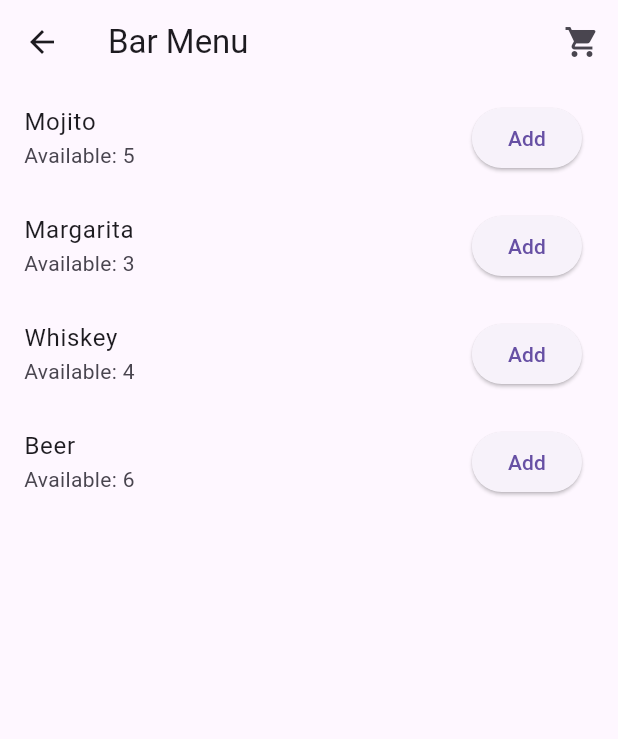
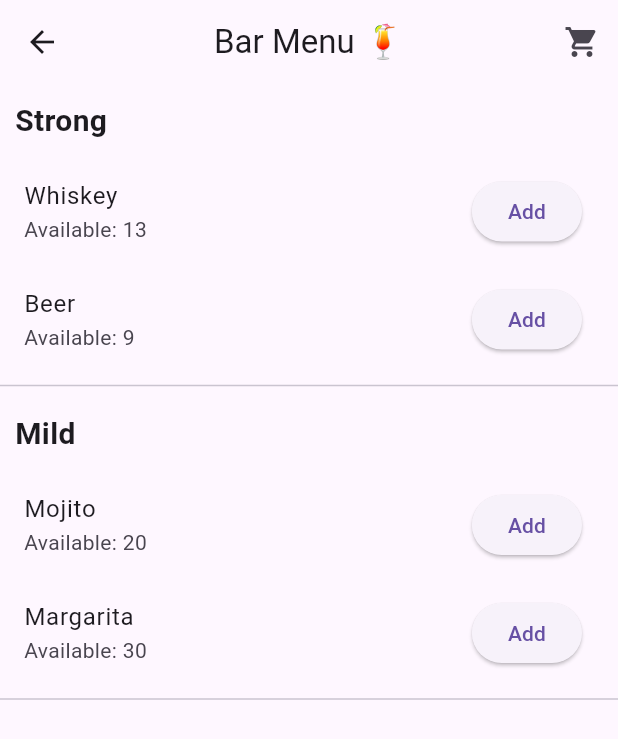
Before and after one commit to aquinokenart-dev/Bar-App, a Flutter app: the MenuScreen screen opened directly, on a phone screen of 412 x 824 dp. Shown: the top 739 px of the screen. Run offline on Flutter 3.47's test engine with Material 3 defaults, Android fonts, the phone set to English and light mode, and no system bars.

Commit message:
Can remove order,Confirm order, and added mild strong

```diff
--- a/lib/menu.dart
+++ b/lib/menu.dart
@@ -9,19 +9,25 @@ class MenuScreen extends StatefulWidget {
 }
 
 class _MenuScreenState extends State<MenuScreen> {
-  Map<String, int> drinks = {
-    "Mojito": 5,
-    "Margarita": 3,
-    "Whiskey": 4,
-    "Beer": 6,
+
+  Map<String, Map<String, int>> drinks = {
+    "Strong": {
+      "Whiskey": 13,
+      "Beer": 9,
+    },
+    "Mild": {
+      "Mojito": 20,
+      "Margarita": 30,
+    },
   };
 
   List<String> cart = [];
 
-  void orderDrink(String drink) {
-    if (drinks[drink]! > 0) {
+  void orderDrink(String category, String drink) {
+    if (drinks[category]![drink]! > 0) {
       setState(() {
-        drinks[drink] = drinks[drink]! - 1;
+        drinks[category]![drink] =
+            drinks[category]![drink]! - 1;
         cart.add(drink);
       });
     } else {
@@ -31,34 +37,61 @@ class _MenuScreenState extends State<MenuScreen> {
     }
   }
 
+  void openCart() {
+    Navigator.push(
+      context,
+      MaterialPageRoute(
+        builder: (context) => CartScreen(cart: cart),
+      ),
+    );
+  }
+
   @override
   Widget build(BuildContext context) {
     return Scaffold(
       appBar: AppBar(
-        title: const Text("Bar Menu"),
+        title: const Text("Bar Menu 🍹"),
+        centerTitle: true,
         actions: [
           IconButton(
             icon: const Icon(Icons.shopping_cart),
-            onPressed: () {
-              Navigator.push(
-                context,
-                MaterialPageRoute(
-                  builder: (context) => CartScreen(cart: cart),
-                ),
-              );
-            },
-          )
+            onPressed: openCart,
+          ),
         ],
       ),
+
       body: ListView(
-        children: drinks.keys.map((drink) {
-          return ListTile(
-            title: Text(drink),
-            subtitle: Text("Available: ${drinks[drink]}"),
-            trailing: ElevatedButton(
-              onPressed: () => orderDrink(drink),
-              child: const Text("Add"),
-            ),
+        children: drinks.keys.map((category) {
+          return Column(
+            crossAxisAlignment: CrossAxisAlignment.start,
+            children: [
+
+              Padding(
+                padding: const EdgeInsets.all(10),
+                child: Text(
+                  category,
+                  style: const TextStyle(
+                    fontSize: 20,
+                    fontWeight: FontWeight.bold,
+                  ),
+                ),
+              ),
+
+              ...drinks[category]!.keys.map((drink) {
+                return ListTile(
+                  title: Text(drink),
+                  subtitle: Text(
+                    "Available: ${drinks[category]![drink]}",
+                  ),
+                  trailing: ElevatedButton(
+                    onPressed: () => orderDrink(category, drink),
+                    child: const Text("Add"),
+                  ),
+                );
+              }).toList(),
+
+              const Divider(),
+            ],
           );
         }).toList(),
       ),
```
Also changed, not shown: lib/cart.dart (+73 -10 lines).
